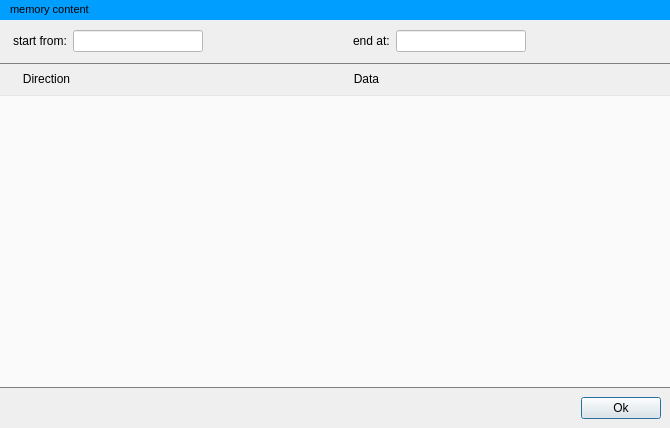
Old version of the form memory.ui in the repository YeisonCL/Squirrel.
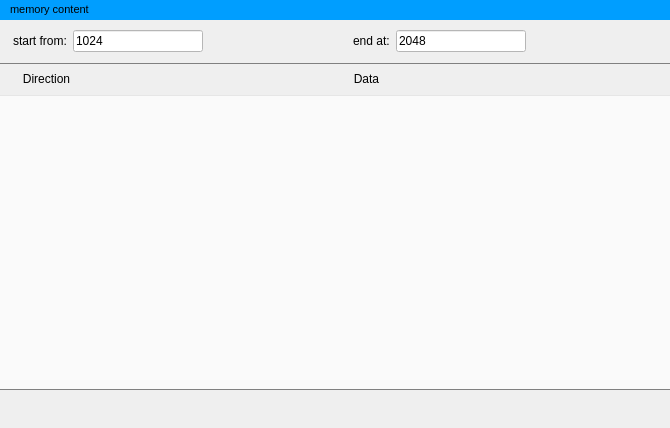
New version of the form.

What changed in the file:
```diff
--- a/memory.ui
+++ b/memory.ui
@@ -200,6 +200,15 @@
                <height>0</height>
               </size>
              </property>
+             <property name="toolTip">
+              <string>&lt;html&gt;&lt;head/&gt;&lt;body&gt;&lt;p&gt;Press &amp;lt;enter&amp;gt; to go to the direction&lt;/p&gt;&lt;/body&gt;&lt;/html&gt;</string>
+             </property>
+             <property name="inputMethodHints">
+              <set>Qt::ImhDigitsOnly</set>
+             </property>
+             <property name="text">
+              <string>1024</string>
+             </property>
              <property name="frame">
               <bool>true</bool>
              </property>
@@ -251,6 +260,15 @@
                <height>0</height>
               </size>
              </property>
+             <property name="toolTip">
+              <string>&lt;html&gt;&lt;head/&gt;&lt;body&gt;&lt;p&gt;Press &amp;lt;enter&amp;gt; to go to the direction&lt;/p&gt;&lt;/body&gt;&lt;/html&gt;</string>
+             </property>
+             <property name="inputMethodHints">
+              <set>Qt::ImhDigitsOnly</set>
+             </property>
+             <property name="text">
+              <string>2048</string>
+             </property>
              <property name="frame">
               <bool>true</bool>
              </property>
@@ -401,7 +419,7 @@
                  <x>0</x>
                  <y>0</y>
                  <width>670</width>
-                 <height>267</height>
+                 <height>278</height>
                 </rect>
                </property>
                <layout class="QVBoxLayout" name="verticalLayout">
@@ -440,13 +458,6 @@
         </property>
        </spacer>
       </item>
-      <item>
-       <widget class="QPushButton" name="pushButton">
-        <property name="text">
-         <string>Ok</string>
-        </property>
-       </widget>
-      </item>
      </layout>
     </widget>
    </item>
```
Left out of the diff: 17 changed lines with no effect on the pictures.
